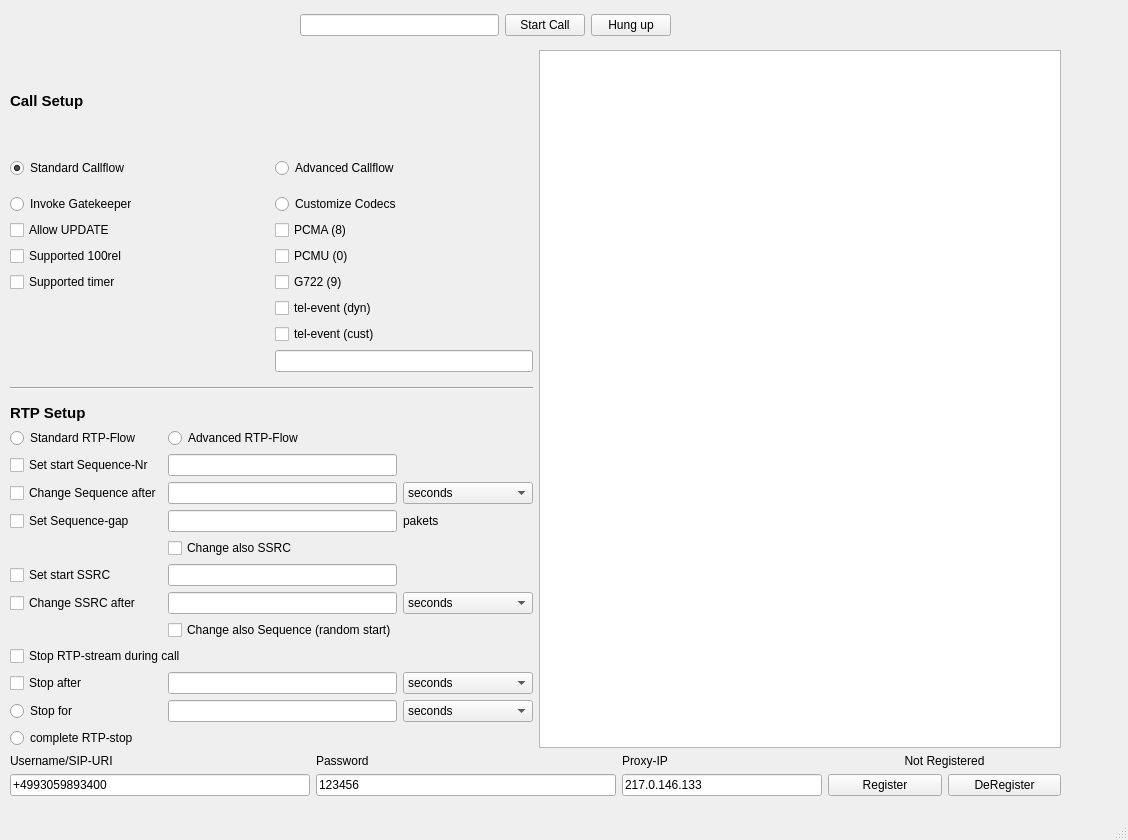
dkuehnl/rtp_generator, file mainwindow.ui: the form before one commit.
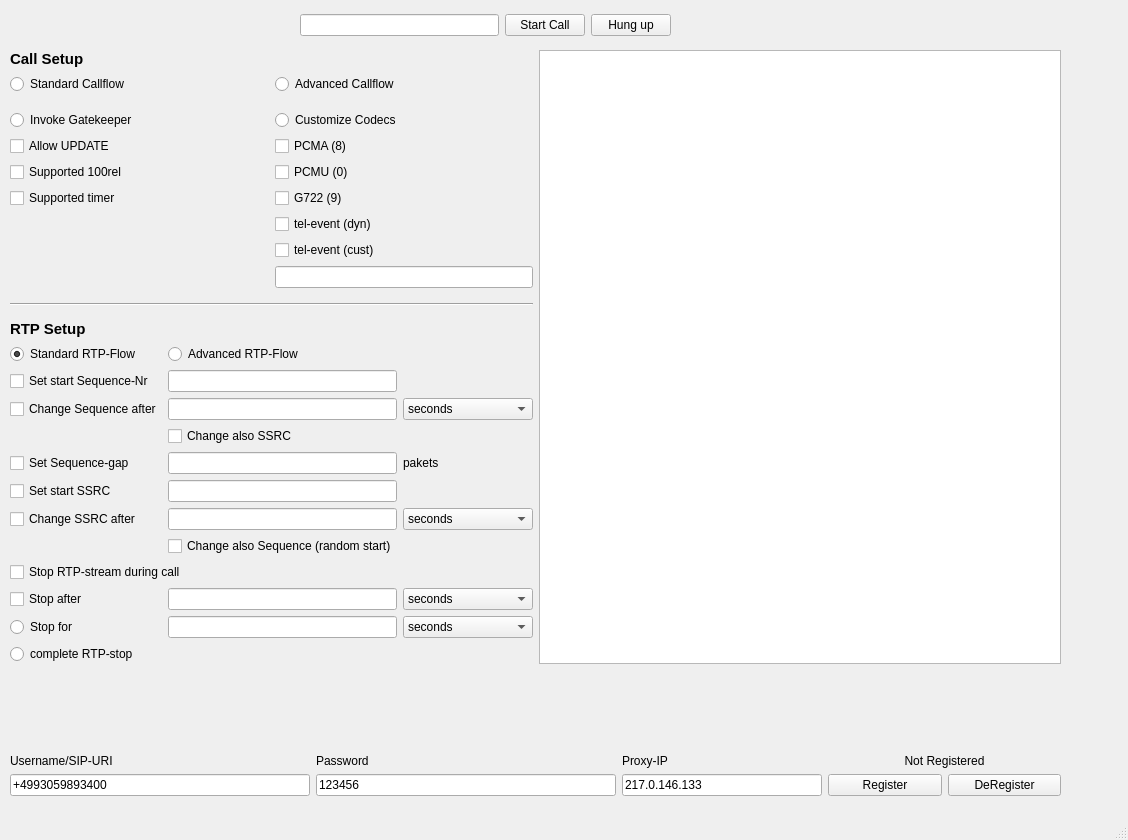
The form after the commit. Custom widgets are drawn as their Qt base class.

Commit message: finished ui-code for disableing and enableing options

Patch:
```diff
--- a/mainwindow.ui
+++ b/mainwindow.ui
@@ -24,41 +24,10 @@
      </rect>
     </property>
     <layout class="QGridLayout" name="centralLayout">
-     <item row="0" column="1" rowspan="3">
-      <widget class="FlowChart" name="gvFlowChart">
-       <property name="enabled">
-        <bool>true</bool>
-       </property>
-       <property name="sizePolicy">
-        <sizepolicy hsizetype="Minimum" vsizetype="Expanding">
-         <horstretch>0</horstretch>
-         <verstretch>0</verstretch>
-        </sizepolicy>
-       </property>
-       <property name="minimumSize">
-        <size>
-         <width>300</width>
-         <height>0</height>
-        </size>
-       </property>
-       <property name="autoFillBackground">
-        <bool>true</bool>
-       </property>
-       <property name="backgroundBrush">
-        <brush brushstyle="SolidPattern">
-         <color alpha="255">
-          <red>230</red>
-          <green>230</green>
-          <blue>230</blue>
-         </color>
-        </brush>
-       </property>
-      </widget>
-     </item>
      <item row="0" column="0">
       <layout class="QGridLayout" name="callSetupLayout">
        <item row="8" column="1">
-        <widget class="QCheckBox" name="checkBox_8">
+        <widget class="QCheckBox" name="cbTelCust">
          <property name="text">
           <string>tel-event (cust)</string>
          </property>
@@ -68,7 +37,7 @@
         </widget>
        </item>
        <item row="5" column="0">
-        <widget class="QCheckBox" name="checkBox_2">
+        <widget class="QCheckBox" name="cbSupp100rel">
          <property name="layoutDirection">
           <enum>Qt::LayoutDirection::LeftToRight</enum>
          </property>
@@ -81,7 +50,7 @@
         </widget>
        </item>
        <item row="9" column="1">
-        <widget class="QLineEdit" name="lineEdit">
+        <widget class="QLineEdit" name="leTelDyn">
          <property name="sizePolicy">
           <sizepolicy hsizetype="Minimum" vsizetype="Fixed">
            <horstretch>0</horstretch>
@@ -110,7 +79,7 @@
         </spacer>
        </item>
        <item row="1" column="0">
-        <widget class="QRadioButton" name="radioButton_3">
+        <widget class="QRadioButton" name="rbCallflow">
          <property name="text">
           <string>Standard Callflow</string>
          </property>
@@ -120,7 +89,7 @@
         </widget>
        </item>
        <item row="3" column="1">
-        <widget class="QRadioButton" name="radioButton_6">
+        <widget class="QRadioButton" name="rbCustCodecs">
          <property name="text">
           <string>Customize Codecs</string>
          </property>
@@ -130,7 +99,7 @@
         </widget>
        </item>
        <item row="7" column="1">
-        <widget class="QCheckBox" name="checkBox_7">
+        <widget class="QCheckBox" name="cbTelDyn">
          <property name="text">
           <string>tel-event (dyn)</string>
          </property>
@@ -140,7 +109,7 @@
         </widget>
        </item>
        <item row="6" column="1">
-        <widget class="QCheckBox" name="checkBox_6">
+        <widget class="QCheckBox" name="cbG722">
          <property name="text">
           <string>G722 (9)</string>
          </property>
@@ -150,7 +119,7 @@
         </widget>
        </item>
        <item row="5" column="1">
-        <widget class="QCheckBox" name="checkBox_5">
+        <widget class="QCheckBox" name="cbPCMU">
          <property name="text">
           <string>PCMU (0)</string>
          </property>
@@ -160,14 +129,14 @@
         </widget>
        </item>
        <item row="1" column="1">
-        <widget class="QRadioButton" name="radioButton_4">
+        <widget class="QRadioButton" name="rbAdvCallflow">
          <property name="text">
           <string>Advanced Callflow</string>
          </property>
         </widget>
        </item>
        <item row="3" column="0">
-        <widget class="QRadioButton" name="radioButton_5">
+        <widget class="QRadioButton" name="rbInvokeGatekeeper">
          <property name="text">
           <string>Invoke Gatekeeper</string>
          </property>
@@ -177,7 +146,7 @@
         </widget>
        </item>
        <item row="4" column="0">
-        <widget class="QCheckBox" name="checkBox">
+        <widget class="QCheckBox" name="cbAllUpdate">
          <property name="layoutDirection">
           <enum>Qt::LayoutDirection::LeftToRight</enum>
          </property>
@@ -190,7 +159,7 @@
         </widget>
        </item>
        <item row="4" column="1">
-        <widget class="QCheckBox" name="checkBox_4">
+        <widget class="QCheckBox" name="cbPCMA">
          <property name="text">
           <string>PCMA (8)</string>
          </property>
@@ -200,7 +169,7 @@
         </widget>
        </item>
        <item row="6" column="0">
-        <widget class="QCheckBox" name="checkBox_3">
+        <widget class="QCheckBox" name="cbSuppTimer">
          <property name="layoutDirection">
           <enum>Qt::LayoutDirection::LeftToRight</enum>
          </property>
@@ -213,7 +182,7 @@
         </widget>
        </item>
        <item row="0" column="0" colspan="2">
-        <widget class="QLabel" name="label_7">
+        <widget class="QLabel" name="lblCallSetup">
          <property name="sizePolicy">
           <sizepolicy hsizetype="Preferred" vsizetype="Minimum">
            <horstretch>0</horstretch>
@@ -233,254 +202,51 @@
        </item>
       </layout>
      </item>
-     <item row="2" column="0">
-      <layout class="QGridLayout" name="rtpSetupLayout">
-       <item row="10" column="2">
-        <widget class="QComboBox" name="comboBox_3">
-         <item>
-          <property name="text">
-           <string>seconds</string>
-          </property>
-         </item>
-         <item>
-          <property name="text">
-           <string>pakets</string>
-          </property>
-         </item>
-        </widget>
-       </item>
-       <item row="7" column="1">
-        <widget class="QLineEdit" name="lineEdit_6">
-         <property name="sizePolicy">
-          <sizepolicy hsizetype="Minimum" vsizetype="Fixed">
-           <horstretch>0</horstretch>
-           <verstretch>0</verstretch>
-          </sizepolicy>
-         </property>
-        </widget>
-       </item>
-       <item row="3" column="0">
-        <widget class="QCheckBox" name="checkBox_10">
-         <property name="text">
-          <string>Change Sequence after</string>
-         </property>
-        </widget>
-       </item>
-       <item row="6" column="0">
-        <widget class="QCheckBox" name="checkBox_13">
-         <property name="text">
-          <string>Set start SSRC</string>
-         </property>
-        </widget>
-       </item>
-       <item row="0" column="0" colspan="3">
-        <widget class="QLabel" name="label_4">
-         <property name="sizePolicy">
-          <sizepolicy hsizetype="Preferred" vsizetype="Minimum">
-           <horstretch>0</horstretch>
-           <verstretch>0</verstretch>
-          </sizepolicy>
-         </property>
-         <property name="font">
-          <font>
-           <pointsize>11</pointsize>
-           <bold>true</bold>
-          </font>
-         </property>
-         <property name="text">
-          <string>RTP Setup</string>
-         </property>
-        </widget>
-       </item>
-       <item row="9" column="0" colspan="2">
-        <widget class="QCheckBox" name="checkBox_16">
-         <property name="text">
-          <string>Stop RTP-stream during call</string>
-         </property>
-        </widget>
-       </item>
-       <item row="1" column="0">
-        <widget class="QRadioButton" name="radioButton">
-         <property name="text">
-          <string>Standard RTP-Flow</string>
-         </property>
-        </widget>
-       </item>
-       <item row="3" column="2">
-        <widget class="QComboBox" name="comboBox">
-         <item>
-          <property name="text">
-           <string>seconds</string>
-          </property>
-         </item>
-         <item>
-          <property name="text">
-           <string>pakets</string>
-          </property>
-         </item>
-        </widget>
-       </item>
-       <item row="11" column="1">
-        <widget class="QLineEdit" name="lineEdit_8">
-         <property name="sizePolicy">
-          <sizepolicy hsizetype="Minimum" vsizetype="Fixed">
-           <horstretch>0</horstretch>
-           <verstretch>0</verstretch>
-          </sizepolicy>
-         </property>
-        </widget>
-       </item>
-       <item row="3" column="1">
-        <widget class="QLineEdit" name="lineEdit_3">
-         <property name="sizePolicy">
-          <sizepolicy hsizetype="Minimum" vsizetype="Fixed">
-           <horstretch>0</horstretch>
-           <verstretch>0</verstretch>
-          </sizepolicy>
-         </property>
-        </widget>
-       </item>
-       <item row="2" column="1">
-        <widget class="QLineEdit" name="lineEdit_2">
-         <property name="sizePolicy">
-          <sizepolicy hsizetype="Minimum" vsizetype="Fixed">
-           <horstretch>0</horstretch>
-           <verstretch>0</verstretch>
-          </sizepolicy>
-         </property>
-        </widget>
-       </item>
-       <item row="10" column="0">
-        <widget class="QCheckBox" name="checkBox_17">
-         <property name="text">
-          <string>Stop after</string>
-         </property>
-        </widget>
-       </item>
-       <item row="2" column="0">
-        <widget class="QCheckBox" name="checkBox_9">
-         <property name="text">
-          <string>Set start Sequence-Nr</string>
-         </property>
-        </widget>
-       </item>
-       <item row="4" column="1">
-        <widget class="QLineEdit" name="lineEdit_4">
-         <property name="sizePolicy">
-          <sizepolicy hsizetype="Minimum" vsizetype="Fixed">
-           <horstretch>0</horstretch>
-           <verstretch>0</verstretch>
-          </sizepolicy>
-         </property>
-        </widget>
-       </item>
-       <item row="7" column="0">
-        <widget class="QCheckBox" name="checkBox_14">
-         <property name="text">
-          <string>Change SSRC after</string>
-         </property>
-        </widget>
-       </item>
-       <item row="5" column="1">
-        <widget class="QCheckBox" name="checkBox_11">
-         <property name="text">
-          <string>Change also SSRC</string>
-         </property>
-        </widget>
-       </item>
-       <item row="10" column="1">
-        <widget class="QLineEdit" name="lineEdit_7">
-         <property name="sizePolicy">
-          <sizepolicy hsizetype="Minimum" vsizetype="Fixed">
-           <horstretch>0</horstretch>
-           <verstretch>0</verstretch>
-          </sizepolicy>
-         </property>
-        </widget>
-       </item>
-       <item row="11" column="0">
-        <widget class="QRadioButton" name="radioButton_7">
-         <property name="text">
-          <string>Stop for</string>
-         </property>
-        </widget>
-       </item>
-       <item row="6" column="1">
-        <widget class="QLineEdit" name="lineEdit_5">
-         <property name="sizePolicy">
-          <sizepolicy hsizetype="Minimum" vsizetype="Fixed">
-           <horstretch>0</horstretch>
-           <verstretch>0</verstretch>
-          </sizepolicy>
-         </property>
-        </widget>
-       </item>
-       <item row="12" column="0">
-        <widget class="QRadioButton" name="radioButton_8">
-         <property name="text">
-          <string>complete RTP-stop</string>
-         </property>
-        </widget>
-       </item>
-       <item row="4" column="2">
-        <widget class="QLabel" name="label_5">
-         <property name="text">
-          <string>pakets</string>
-         </property>
-        </widget>
-       </item>
-       <item row="8" column="1">
-        <widget class="QCheckBox" name="checkBox_15">
-         <property name="text">
-          <string>Change also Sequence (random start)</string>
-         </property>
-        </widget>
-       </item>
-       <item row="11" column="2">
-        <widget class="QComboBox" name="comboBox_4">
-         <item>
-          <property name="text">
-           <string>seconds</string>
-          </property>
-         </item>
-         <item>
-          <property name="text">
-           <string>pakets</string>
-          </property>
-         </item>
-        </widget>
-       </item>
-       <item row="1" column="1" colspan="2">
-        <widget class="QRadioButton" name="radioButton_2">
-         <property name="text">
-          <string>Advanced RTP-Flow</string>
-         </property>
-        </widget>
-       </item>
-       <item row="4" column="0">
-        <widget class="QCheckBox" name="checkBox_12">
-         <property name="text">
-          <string>Set Sequence-gap</string>
-         </property>
-        </widget>
-       </item>
-       <item row="7" column="2">
-        <widget class="QComboBox" name="comboBox_2">
-         <item>
-          <property name="text">
-           <string>seconds</string>
-          </property>
-         </item>
-         <item>
-          <property name="text">
-           <string>pakets</string>
-          </property>
-         </item>
-        </widget>
-       </item>
-      </layout>
+     <item row="1" column="0">
+      <widget class="Line" name="line">
+       <property name="minimumSize">
+        <size>
+         <width>0</width>
+         <height>20</height>
+        </size>
+       </property>
+       <property name="orientation">
+        <enum>Qt::Orientation::Horizontal</enum>
+       </property>
+      </widget>
      </item>
-     <item row="3" column="0" colspan="2">
+     <item row="0" column="1" rowspan="3">
+      <widget class="FlowChart" name="gvFlowChart">
+       <property name="enabled">
+        <bool>true</bool>
+       </property>
+       <property name="sizePolicy">
+        <sizepolicy hsizetype="Minimum" vsizetype="Expanding">
+         <horstretch>0</horstretch>
+         <verstretch>0</verstretch>
+        </sizepolicy>
+       </property>
+       <property name="minimumSize">
+        <size>
+         <width>300</width>
+         <height>0</height>
+        </size>
+       </property>
+       <property name="autoFillBackground">
+        <bool>true</bool>
+       </property>
+       <property name="backgroundBrush">
+        <brush brushstyle="SolidPattern">
+         <color alpha="255">
+          <red>230</red>
+          <green>230</green>
+          <blue>230</blue>
+         </color>
+        </brush>
+       </property>
+      </widget>
+     </item>
+     <item row="4" column="0" colspan="2">
       <layout class="QGridLayout" name="RegLayout">
        <item row="1" column="2">
         <widget class="QLineEdit" name="leProxyIp">
@@ -516,13 +282,16 @@
            <height>16777215</height>
           </size>
          </property>
+         <property name="inputMethodHints">
+          <set>Qt::InputMethodHint::ImhNone</set>
+         </property>
          <property name="text">
           <string>123456</string>
          </property>
         </widget>
        </item>
        <item row="0" column="0">
-        <widget class="QLabel" name="label">
+        <widget class="QLabel" name="lblUser">
          <property name="sizePolicy">
           <sizepolicy hsizetype="Preferred" vsizetype="Fixed">
            <horstretch>0</horstretch>
@@ -535,7 +304,7 @@
         </widget>
        </item>
        <item row="0" column="1">
-        <widget class="QLabel" name="label_2">
+        <widget class="QLabel" name="lblPassword">
          <property name="sizePolicy">
           <sizepolicy hsizetype="Preferred" vsizetype="Fixed">
            <horstretch>0</horstretch>
@@ -548,7 +317,7 @@
         </widget>
        </item>
        <item row="0" column="2">
-        <widget class="QLabel" name="label_3">
+        <widget class="QLabel" name="lblProxy">
          <property name="sizePolicy">
           <sizepolicy hsizetype="Preferred" vsizetype="Fixed">
            <horstretch>0</horstretch>
@@ -599,18 +368,268 @@
        </item>
       </layout>
      </item>
-     <item row="1" column="0">
-      <widget class="Line" name="line">
-       <property name="minimumSize">
+     <item row="2" column="0">
+      <layout class="QGridLayout" name="rtpSetupLayout">
+       <item row="13" column="0">
+        <widget class="QRadioButton" name="rbStopRTPfor">
+         <property name="text">
+          <string>Stop for</string>
+         </property>
+        </widget>
+       </item>
+       <item row="9" column="1">
+        <widget class="QLineEdit" name="leChangeSSRC">
+         <property name="sizePolicy">
+          <sizepolicy hsizetype="Minimum" vsizetype="Fixed">
+           <horstretch>0</horstretch>
+           <verstretch>0</verstretch>
+          </sizepolicy>
+         </property>
+        </widget>
+       </item>
+       <item row="12" column="0">
+        <widget class="QCheckBox" name="cbStopRTPafter">
+         <property name="text">
+          <string>Stop after</string>
+         </property>
+        </widget>
+       </item>
+       <item row="9" column="0">
+        <widget class="QCheckBox" name="cbChangeSSRC">
+         <property name="text">
+          <string>Change SSRC after</string>
+         </property>
+        </widget>
+       </item>
+       <item row="14" column="0">
+        <widget class="QRadioButton" name="rbStopRTPcomplete">
+         <property name="text">
+          <string>complete RTP-stop</string>
+         </property>
+        </widget>
+       </item>
+       <item row="6" column="2">
+        <widget class="QLabel" name="lblSequenceGap">
+         <property name="text">
+          <string>pakets</string>
+         </property>
+        </widget>
+       </item>
+       <item row="3" column="2">
+        <widget class="QComboBox" name="combChangeSequence">
+         <item>
+          <property name="text">
+           <string>seconds</string>
+          </property>
+         </item>
+         <item>
+          <property name="text">
+           <string>pakets</string>
+          </property>
+         </item>
+        </widget>
+       </item>
+       <item row="1" column="1" colspan="2">
+        <widget class="QRadioButton" name="rbAdvRtpFlow">
+         <property name="text">
+          <string>Advanced RTP-Flow</string>
+         </property>
+        </widget>
+       </item>
+       <item row="2" column="0">
+        <widget class="QCheckBox" name="cbStartSequence">
+         <property name="text">
+          <string>Set start Sequence-Nr</string>
+         </property>
+        </widget>
+       </item>
+       <item row="8" column="1">
+        <widget class="QLineEdit" name="leSetStartSSRC">
+         <property name="sizePolicy">
+          <sizepolicy hsizetype="Minimum" vsizetype="Fixed">
+           <horstretch>0</horstretch>
+           <verstretch>0</verstretch>
+          </sizepolicy>
+         </property>
+        </widget>
+       </item>
+       <item row="12" column="2">
+        <widget class="QComboBox" name="combStopRTPafter">
+         <item>
+          <property name="text">
+           <string>seconds</string>
+          </property>
+         </item>
+         <item>
+          <property name="text">
+           <string>pakets</string>
+          </property>
+         </item>
+        </widget>
+       </item>
+       <item row="9" column="2">
+        <widget class="QComboBox" name="combChangeSSRC">
+         <item>
+          <property name="text">
+           <string>seconds</string>
+          </property>
+         </item>
+         <item>
+          <property name="text">
+           <string>pakets</string>
+          </property>
+         </item>
+        </widget>
+       </item>
+       <item row="3" column="1">
+        <widget class="QLineEdit" name="leChangeSequence">
+         <property name="sizePolicy">
+          <sizepolicy hsizetype="Minimum" vsizetype="Fixed">
+           <horstretch>0</horstretch>
+           <verstretch>0</verstretch>
+          </sizepolicy>
+         </property>
+        </widget>
+       </item>
+       <item row="0" column="0" colspan="3">
+        <widget class="QLabel" name="lblRtpSetup">
+         <property name="sizePolicy">
+          <sizepolicy hsizetype="Preferred" vsizetype="Minimum">
+           <horstretch>0</horstretch>
+           <verstretch>0</verstretch>
+          </sizepolicy>
+         </property>
+         <property name="font">
+          <font>
+           <pointsize>11</pointsize>
+           <bold>true</bold>
+          </font>
+         </property>
+         <property name="text">
+          <string>RTP Setup</string>
+         </property>
+        </widget>
+       </item>
+       <item row="1" column="0">
+        <widget class="QRadioButton" name="rbRtpFlow">
+         <property name="text">
+          <string>Standard RTP-Flow</string>
+         </property>
+         <property name="checked">
+          <bool>true</bool>
+         </property>
+        </widget>
+       </item>
+       <item row="8" column="0">
+        <widget class="QCheckBox" name="cbSetStartSSRC">
+         <property name="text">
+          <string>Set start SSRC</string>
+         </property>
+        </widget>
+       </item>
+       <item row="13" column="1">
+        <widget class="QLineEdit" name="leStopRTPfor">
+         <property name="sizePolicy">
+          <sizepolicy hsizetype="Minimum" vsizetype="Fixed">
+           <horstretch>0</horstretch>
+           <verstretch>0</verstretch>
+          </sizepolicy>
+         </property>
+        </widget>
+       </item>
+       <item row="12" column="1">
+        <widget class="QLineEdit" name="leStopRTPafter">
+         <property name="sizePolicy">
+          <sizepolicy hsizetype="Minimum" vsizetype="Fixed">
+           <horstretch>0</horstretch>
+           <verstretch>0</verstretch>
+          </sizepolicy>
+         </property>
+        </widget>
+       </item>
+       <item row="11" column="0" colspan="2">
+        <widget class="QCheckBox" name="cbStopRTP">
+         <property name="text">
+          <string>Stop RTP-stream during call</string>
+         </property>
+        </widget>
+       </item>
+       <item row="10" column="1">
+        <widget class="QCheckBox" name="cbChangeSSRCSequence">
+         <property name="text">
+          <string>Change also Sequence (random start)</string>
+         </property>
+        </widget>
+       </item>
+       <item row="13" column="2">
+        <widget class="QComboBox" name="combStopRTPfor">
+         <item>
+          <property name="text">
+           <string>seconds</string>
+          </property>
+         </item>
+         <item>
+          <property name="text">
+           <string>pakets</string>
+          </property>
+         </item>
+        </widget>
+       </item>
+       <item row="4" column="1">
+        <widget class="QCheckBox" name="cbChangeSequenceSSRC">
+         <property name="text">
+          <string>Change also SSRC</string>
+         </property>
+        </widget>
+       </item>
+       <item row="3" column="0">
+        <widget class="QCheckBox" name="cbChangeSequence">
+         <property name="text">
+          <string>Change Sequence after</string>
+         </property>
+        </widget>
+       </item>
+       <item row="2" column="1">
+        <widget class="QLineEdit" name="leStartSequence">
+         <property name="sizePolicy">
+          <sizepolicy hsizetype="Minimum" vsizetype="Fixed">
+           <horstretch>0</horstretch>
+           <verstretch>0</verstretch>
+          </sizepolicy>
+         </property>
+        </widget>
+       </item>
+       <item row="6" column="1">
+        <widget class="QLineEdit" name="leSetSequenceGap">
+         <property name="sizePolicy">
+          <sizepolicy hsizetype="Minimum" vsizetype="Fixed">
+           <horstretch>0</horstretch>
+           <verstretch>0</verstretch>
+          </sizepolicy>
+         </property>
+        </widget>
+       </item>
+       <item row="6" column="0">
+        <widget class="QCheckBox" name="cbSetSequenceGap">
+         <property name="text">
+          <string>Set Sequence-gap</string>
+         </property>
+        </widget>
+       </item>
+      </layout>
+     </item>
+     <item row="3" column="0" colspan="2">
+      <spacer name="verticalSpacer_2">
+       <property name="orientation">
+        <enum>Qt::Orientation::Vertical</enum>
+       </property>
+       <property name="sizeHint" stdset="0">
         <size>
-         <width>0</width>
-         <height>20</height>
+         <width>20</width>
+         <height>40</height>
         </size>
        </property>
-       <property name="orientation">
-        <enum>Qt::Orientation::Horizontal</enum>
-       </property>
-      </widget>
+      </spacer>
      </item>
     </layout>
    </widget>
```
The commit also changes 2 other files.
